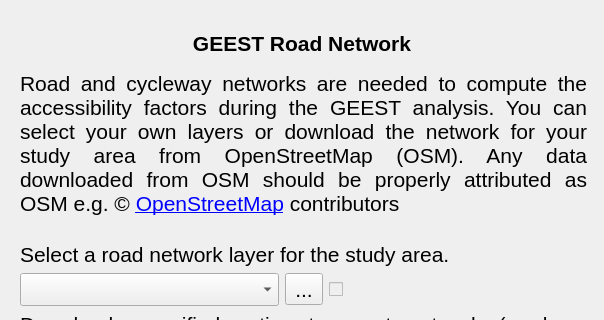
Above: geest/ui/road_network_panel_base.ui from worldbank/GEEST before the change; both pictures show x 0 to 604 and y 0 to 320 of the 604 by 1009 pixel window. Below: the same form after it.
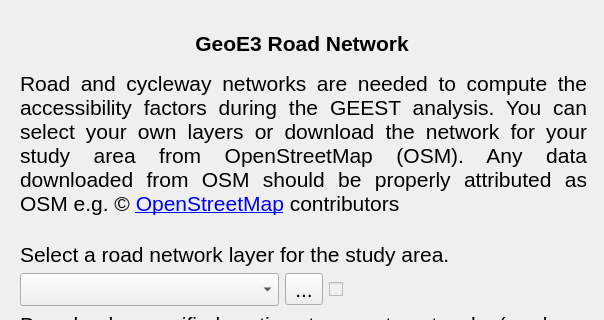
That is the form after the change. Icons and pictures are not drawn. Custom widgets are drawn as their Qt base class.

The edit to the form file:
```diff
--- a/geest/ui/road_network_panel_base.ui
+++ b/geest/ui/road_network_panel_base.ui
@@ -127,7 +127,7 @@
    <item row="1" column="0">
     <widget class="QLabel" name="label_2">
      <property name="text">
-      <string>&lt;html&gt;&lt;head/&gt;&lt;body&gt;&lt;p align=&quot;center&quot;&gt;&lt;span style=&quot; font-size:16pt; font-weight:600;&quot;&gt;GEEST Road Network&lt;/span&gt;&lt;/p&gt;&lt;/body&gt;&lt;/html&gt;</string>
+      <string>&lt;html&gt;&lt;head/&gt;&lt;body&gt;&lt;p align=&quot;center&quot;&gt;&lt;span style=&quot; font-size:16pt; font-weight:600;&quot;&gt;GeoE3 Road Network&lt;/span&gt;&lt;/p&gt;&lt;/body&gt;&lt;/html&gt;</string>
      </property>
      <property name="textFormat">
       <enum>Qt::RichText</enum>
```
